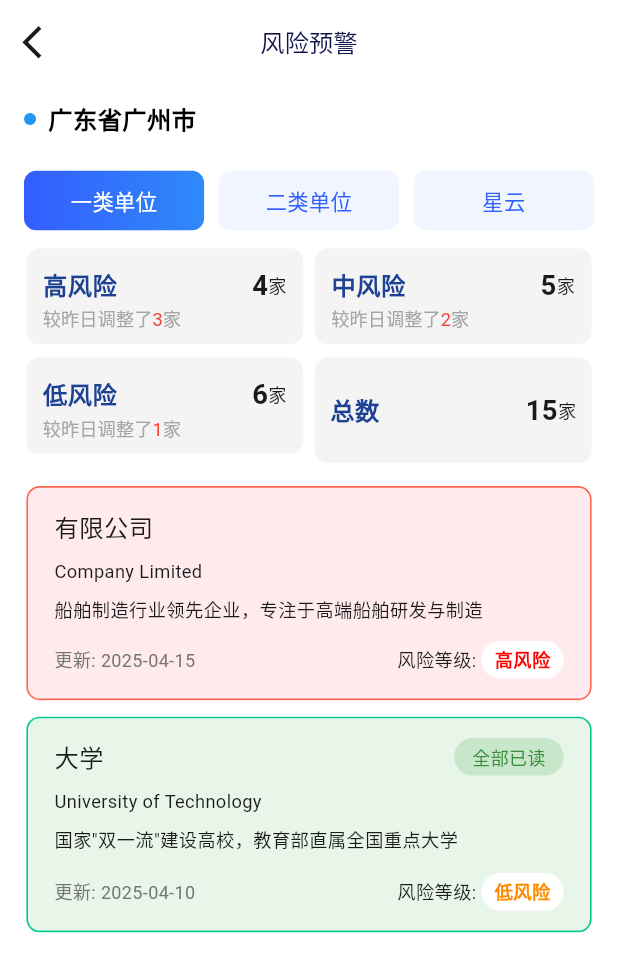
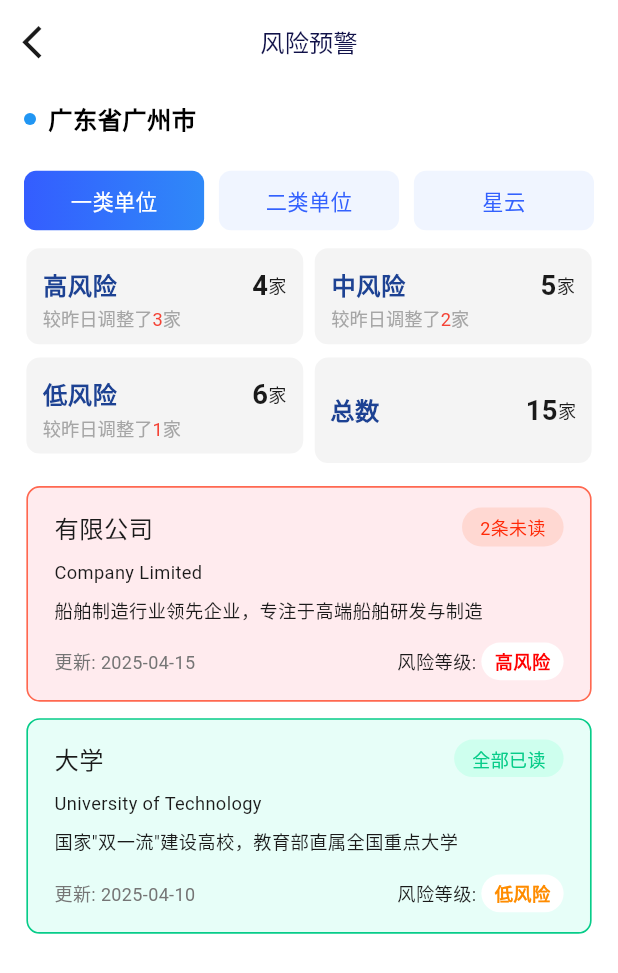
Before and after one commit to shen0909/FY_app, a Flutter app: the RiskPage screen opened by its route, on a phone screen of 412 x 824 dp. Shown: the top 973 px of the screen. Run offline on Flutter 3.47's test engine with Material 3 defaults, Android fonts, the light colour scheme and no system bars; our stand-ins replace badges, dio, flutter_screenutil, get, local_auth, shared_preferences; missing offline and left inert: side_sheet; accounts and stored records are empty; network calls fail; Roboto replaces fonts that are missing (AlibabaPuHuiTi).

Commit message:
feature: 风险预警页

```diff
--- a/lib/pages/risk/risk_details/risk_details_view.dart
+++ b/lib/pages/risk/risk_details/risk_details_view.dart
@@ -26,6 +26,8 @@ class RiskDetailsPage extends StatelessWidget {
         fontSize: 18,
         titleColor: Colors.black,
         actions: [
+          Image.asset(FYImages.download_icon,width: 24.w,height: 24.w,fit: BoxFit.contain,),
+          SizedBox(width: 12.w),
           Container(
             margin: const EdgeInsets.only(right: 16),
             child: GestureDetector(
--- a/lib/pages/risk/risk_state.dart
+++ b/lib/pages/risk/risk_state.dart
@@ -7,6 +7,28 @@ class RiskState {
 
   // 地区
   final String location = "广东省广州市";
+
+  // 未读消息列表
+  final RxList<Map<String, dynamic>> unreadMessages = <Map<String, dynamic>>[
+    {
+      'title': '美国商务部将中船黄埔列入出口管制实体清单',
+      'date': '2025-04-15',
+      'company': '中船黄埔文冲船舶有限公司',
+      'isRead': false,
+    },
+    {
+      'title': '中船黄埔签订5艘大型集装箱船订单',
+      'date': '2025-04-15',
+      'company': '中船黄埔文冲船舶有限公司',
+      'isRead': false,
+    },
+    {
+      'title': '欧盟调查中国船厂获政府补贴情况',
+      'date': '2025-04-15',
+      'company': '中船黄埔文冲船舶有限公司',
+      'isRead': false,
+    },
+  ].obs;
 
   // 单位类型分类数据
   final RxMap<String, RxMap<String, dynamic>> unitTypeData = {
@@ -41,7 +63,7 @@ class RiskState {
       'riskLevelType': 1,
       'riskColor': 0xFFFF0000,
       'isRead': false,
-      'unreadCount': 0,
+      'unreadCount': 2,
       'borderColor' : FYColors.color_FF6850
     },
     {
--- a/lib/pages/risk/risk_view.dart
+++ b/lib/pages/risk/risk_view.dart
@@ -189,8 +189,10 @@ class RiskPage extends StatelessWidget {
                     textAlign: TextAlign.left,
                   ),
                   Text('家',
-                      style: FYTextStyles.riskStatHighRiskStyle()
-                          .copyWith(color: FYColors.color_1A1A1A,fontWeight: FontWeight.w400,fontSize: 12.sp)),
+                      style: FYTextStyles.riskStatHighRiskStyle().copyWith(
+                          color: FYColors.color_1A1A1A,
+                          fontWeight: FontWeight.w400,
+                          fontSize: 12.sp)),
                 ],
               ),
             ],
@@ -251,8 +253,10 @@ class RiskPage extends StatelessWidget {
                   ),
                 ),
                 Text('家',
-                    style: FYTextStyles.riskStatHighRiskStyle()
-                        .copyWith(color: FYColors.color_1A1A1A,fontWeight: FontWeight.w400,fontSize: 12.sp)),
+                    style: FYTextStyles.riskStatHighRiskStyle().copyWith(
+                        color: FYColors.color_1A1A1A,
+                        fontWeight: FontWeight.w400,
+                        fontSize: 12.sp)),
               ],
             ),
           ],
@@ -294,7 +298,7 @@ class RiskPage extends StatelessWidget {
           width: 343.w,
           padding: EdgeInsets.symmetric(vertical: 12.w, horizontal: 16.w),
           decoration: BoxDecoration(
-              color: isHighRisk ? Colors.red.shade50 : Colors.green.shade50,
+              color: isHighRisk ? Colors.red.shade50 : Color(0xffE7FEF8),
               borderRadius: BorderRadius.all(Radius.circular(8.w)),
               border: Border.all(width: 1.w, color: item['borderColor'])),
           child: Column(
@@ -311,19 +315,25 @@ class RiskPage extends StatelessWidget {
                       overflow: TextOverflow.ellipsis,
                     ),
                   ),
-                  Container(
-                    padding:
-                        const EdgeInsets.symmetric(horizontal: 12, vertical: 4),
+                  GestureDetector(
+                    onTap: isRead ? null : () => logic.showMessageDialog(),
+                    child: Container(
+                      padding: const EdgeInsets.symmetric(
+                          horizontal: 12, vertical: 4),
                       decoration: BoxDecoration(
-                      color:
-                          isRead ? Colors.green.shade100 : Colors.transparent,
+                        color: isRead
+                            ? FYColors.color_CEFFEE
+                            : FYColors.color_FFD8D2,
                         borderRadius: BorderRadius.circular(20),
                       ),
                       child: Text(
-                      isRead ? '全部已读' : '',
+                        isRead ? '全部已读' : '${item['unreadCount']}条未读',
                         style: TextStyle(
-                        color: Colors.green.shade700,
+                          color: isRead
+                              ? FYColors.color_07CC89
+                              : FYColors.color_FF2A08,
                           fontSize: 12,
+                        ),
                       ),
                     ),
                   ),
@@ -419,17 +429,24 @@ class RiskPage extends StatelessWidget {
                       overflow: TextOverflow.ellipsis,
                     ),
                   ),
-                  Container(
-                    padding: const EdgeInsets.symmetric(horizontal: 12, vertical: 4),
+                  GestureDetector(
+                    onTap: isRead ? null : () => logic.showMessageDialog(),
+                    child: Container(
+                      padding: const EdgeInsets.symmetric(
+                          horizontal: 12, vertical: 4),
                       decoration: BoxDecoration(
-                      color: isRead ? Colors.green.shade100 : Colors.transparent,
+                        color:
+                            isRead ? FYColors.color_CEFFEE : Colors.transparent,
                         borderRadius: BorderRadius.circular(20),
                       ),
                       child: Text(
                         isRead ? '全部已读' : '',
                         style: TextStyle(
-                        color: Colors.green.shade700,
+                          color: isRead
+                              ? FYColors.color_07CC89
+                              : Colors.transparent,
                           fontSize: 12,
+                        ),
                       ),
                     ),
                   ),
@@ -468,7 +485,8 @@ class RiskPage extends StatelessWidget {
                       ),
                       Container(
                         decoration: BoxDecoration(
-                            borderRadius: BorderRadius.all(Radius.circular(12.w)),
+                            borderRadius:
+                                BorderRadius.all(Radius.circular(12.w)),
                             color: FYColors.whiteColor),
                         padding: EdgeInsets.symmetric(
                             horizontal: 8.w, vertical: 6.w),
--- a/lib/styles/colors.dart
+++ b/lib/styles/colors.dart
@@ -48,4 +48,9 @@ class FYColors {
   static const Color color_FF3B30 = Color(0xFFFF3B30); // 划线解锁错误状态颜色
   static const Color color_FCEAEA = Color(0xFFFCEAEA); // 划线解锁错误状态背景色
   static const Color color_FFDDDD = Color(0xFFFFDDDD); // 划线解锁错误状态边框色
+
+  /// 未读消息相关颜色
+  static const Color color_FFD8D2 = Color(0xFFFFD8D2); // 未读消息标签背景色
+  static const Color color_CEFFEE = Color(0xFFCEFFEE); // 已读消息标签背景色
+  static const Color color_FF2A08 = Color(0xFFFF2A08); // 未读消息标签文字颜色
 }
```
Also changed, not shown: lib/pages/hot_pot/hot_pot_view.dart (+14 -2 lines), lib/pages/risk/risk_logic.dart (+45 -0 lines), lib/widgets/unread_message_dialog.dart (added, +164 -0 lines), lib/widgets/widgets.dart (+31 -1 lines), 1 other file. Lines whose indentation alone changed are shown as unchanged.
